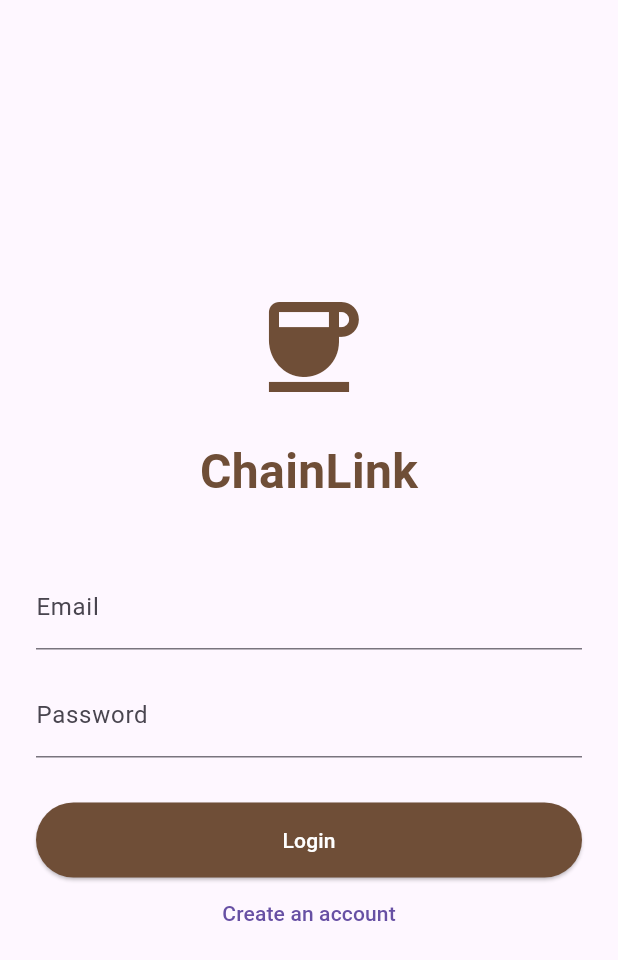
After one commit to GavinCouch/chainlink, a Flutter app: the LoginScreen screen opened directly, on a phone screen of 412 x 824 dp. The commit adds this screen. Shown: the top 960 px of the screen. Run offline on Flutter 3.47's test engine with Material 3 defaults, Android fonts, the phone set to English and light mode, and no system bars; our stand-ins replace app_links, audioplayers, supabase_flutter; accounts and stored records are empty; statements that could not run were skipped.

Commit message:
login, updated maindart

```diff
--- /dev/null
+++ b/lib/login_screen.dart
@@ -0,0 +1,105 @@
+import 'package:flutter/material.dart';
+import 'package:supabase_flutter/supabase_flutter.dart';
+
+class LoginScreen extends StatefulWidget {
+  const LoginScreen({super.key});
+
+  @override
+  State<LoginScreen> createState() => _LoginScreenState();
+}
+
+class _LoginScreenState extends State<LoginScreen> {
+  final _emailController = TextEditingController();
+  final _passwordController = TextEditingController();
+  bool _isLoading = false;
+
+  Future<void> _signIn() async {
+    setState(() => _isLoading = true);
+    try {
+      await Supabase.instance.client.auth.signInWithPassword(
+        email: _emailController.text.trim(),
+        password: _passwordController.text.trim(),
+      );
+    } catch (e) {
+      if (mounted) {
+        ScaffoldMessenger.of(context).showSnackBar(
+          SnackBar(content: Text('Error: $e')),
+        );
+      }
+    } finally {
+      if (mounted) setState(() => _isLoading = false);
+    }
+  }
+
+  Future<void> _signUp() async {
+    setState(() => _isLoading = true);
+    try {
+      await Supabase.instance.client.auth.signUp(
+        email: _emailController.text.trim(),
+        password: _passwordController.text.trim(),
+      );
+      if (mounted) {
+        ScaffoldMessenger.of(context).showSnackBar(
+          const SnackBar(content: Text('Check your email for confirmation!')),
+        );
+      }
+    } catch (e) {
+      if (mounted) {
+        ScaffoldMessenger.of(context).showSnackBar(
+          SnackBar(content: Text('Error: $e')),
+        );
+      }
+    } finally {
+      if (mounted) setState(() => _isLoading = false);
+    }
+  }
+
+  @override
+  Widget build(BuildContext context) {
+    return Scaffold(
+      body: Center(
+        child: SingleChildScrollView(
+          padding: const EdgeInsets.all(24.0),
+          child: Column(
+            mainAxisAlignment: MainAxisAlignment.center,
+            children: [
+              const Icon(Icons.coffee, size: 80, color: Color(0xFF6F4E37)),
+              const SizedBox(height: 20),
+              const Text(
+                'ChainLink',
+                style: TextStyle(fontSize: 32, fontWeight: FontWeight.bold, color: Color(0xFF6F4E37)),
+              ),
+              const SizedBox(height: 40),
+              TextField(
+                controller: _emailController,
+                decoration: const InputDecoration(labelText: 'Email'),
+              ),
+              const SizedBox(height: 16),
+              TextField(
+                controller: _passwordController,
+                decoration: const InputDecoration(labelText: 'Password'),
+                obscureText: true,
+              ),
+              const SizedBox(height: 30),
+              _isLoading
+                  ? const CircularProgressIndicator()
+                  : ElevatedButton(
+                      onPressed: _signIn,
+                      style: ElevatedButton.styleFrom(
+                        minimumSize: const Size.fromHeight(50),
+                        backgroundColor: const Color(0xFF6F4E37),
+                        foregroundColor: Colors.white,
+                      ),
+                      child: const Text('Login'),
+                    ),
+              TextButton(
+                onPressed: _signUp,
+                child: const Text('Create an account'),
+              ),
+            ],
+          ),
+        ),
+      ),
+    );
+  }
+}
--- a/pubspec.yaml
+++ b/pubspec.yaml
@@ -5,6 +5,7 @@ version: 0.1.0+1
 environment:
   sdk: ^3.13.3
 dependencies:
+supabase_flutter: ^2.0.0
   flutter:
     sdk: flutter
   http: ^1.6.0
```
Also changed, not shown: lib/main.dart (+12 -2 lines).
